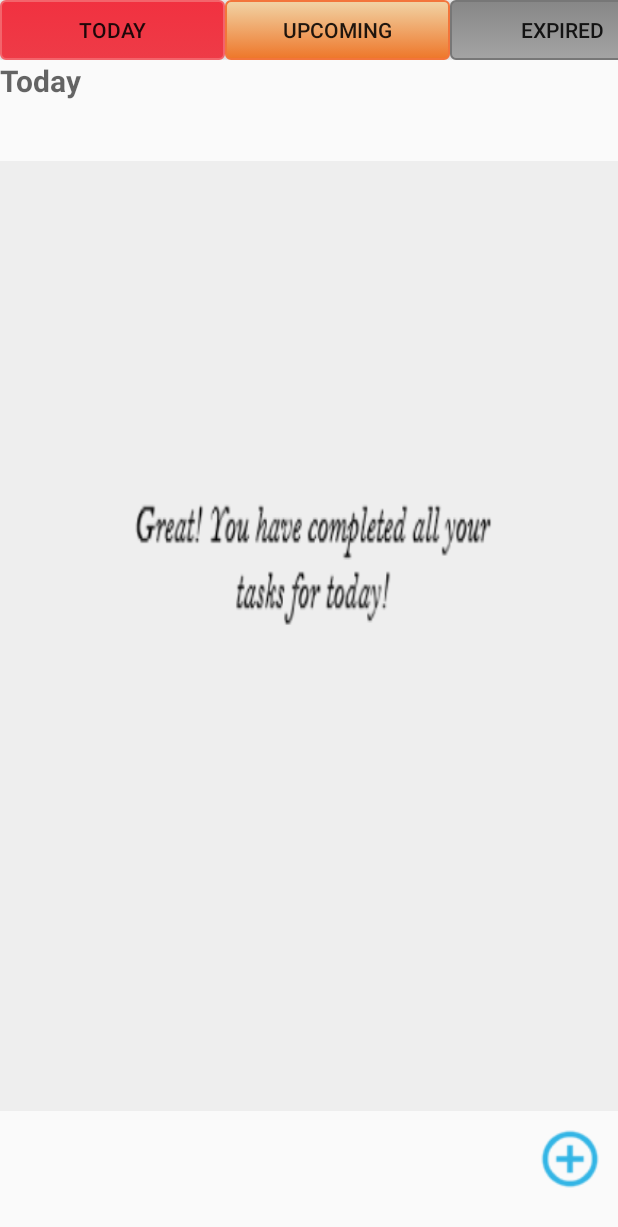
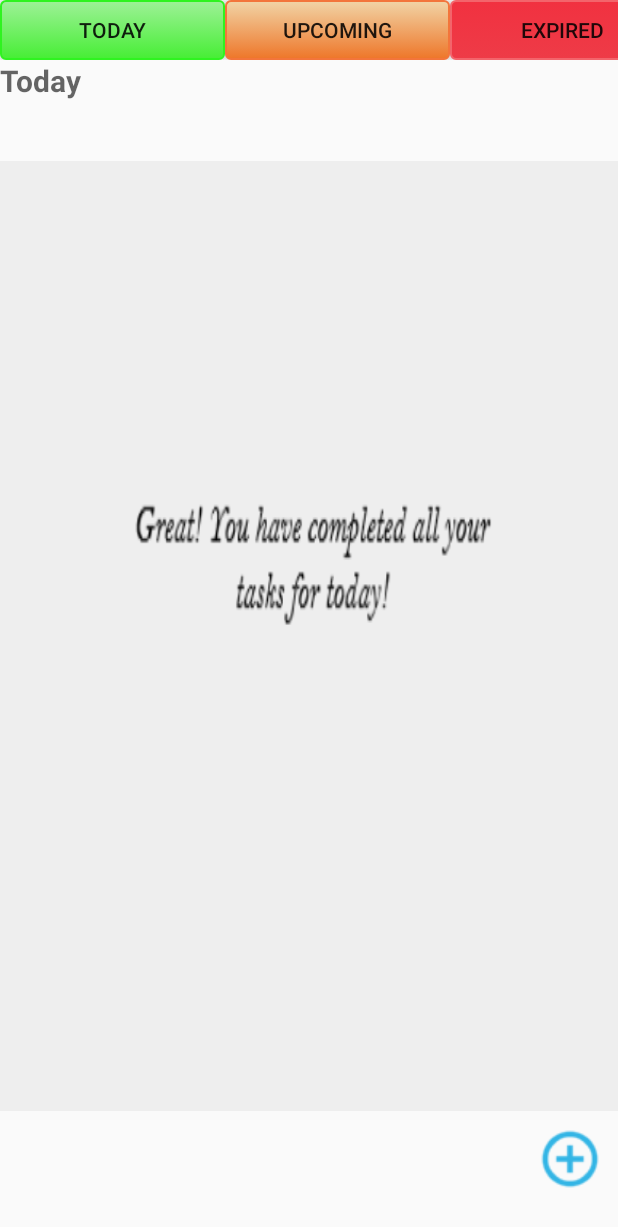
Before and after one commit to Woonyong92/IS3261-Todo, an Android app: the screen it shows after launch (MainActivity), on a phone screen of 412 x 824 dp. Shown: the top 1227 px of the screen. Run offline under Robolectric (Android 15) with nearby library versions, the phone set to English and light mode, and no system bars; 1 statement that could not run was skipped.

Commit message:
Change color of buttons

```diff
--- a/app/src/main/res/layout/activity_main.xml
+++ b/app/src/main/res/layout/activity_main.xml
@@ -20,7 +20,7 @@
                 android:layout_height="wrap_content"
                 android:text="@string/today"
                 android:id="@+id/today"
-                android:background="@drawable/today_button"
+                android:background="@drawable/completed_button"
                 android:layout_gravity="center_horizontal"
                 android:onClick = "onClick_changeToToday"/>
             <Button
@@ -37,7 +37,7 @@
                 android:layout_width="150dp"
                 android:layout_height="wrap_content"
                 android:text="@string/expired"
-                android:background="@drawable/expired_button"
+                android:background="@drawable/today_button"
                 android:id="@+id/expired"
                 android:onClick = "onClick_changeToExpired"/>
 
@@ -47,7 +47,7 @@
                 android:layout_height="wrap_content"
                 android:text="@string/completed"
                 android:id="@+id/completed"
-                android:background="@drawable/completed_button"
+                android:background="@drawable/expired_button"
                 android:onClick = "onClick_changeToCompleted"/>
 
         </LinearLayout>
```
